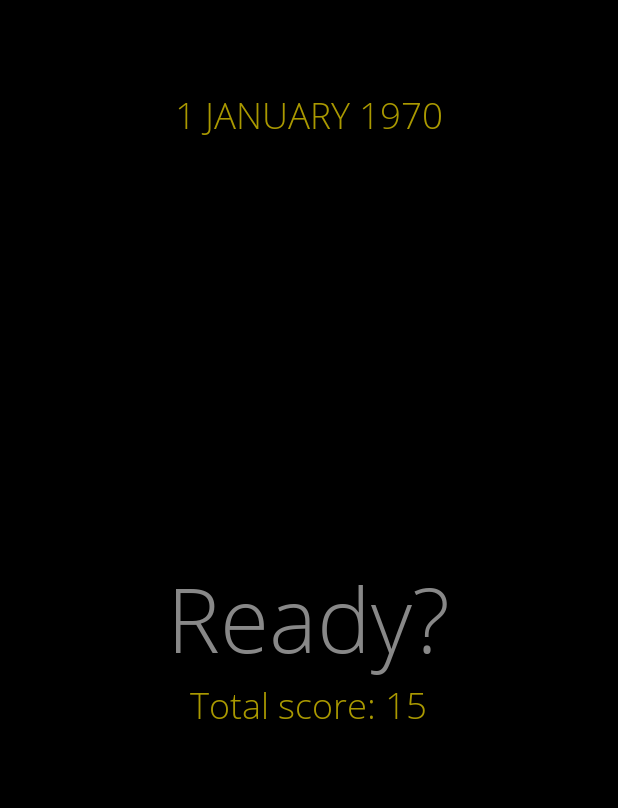
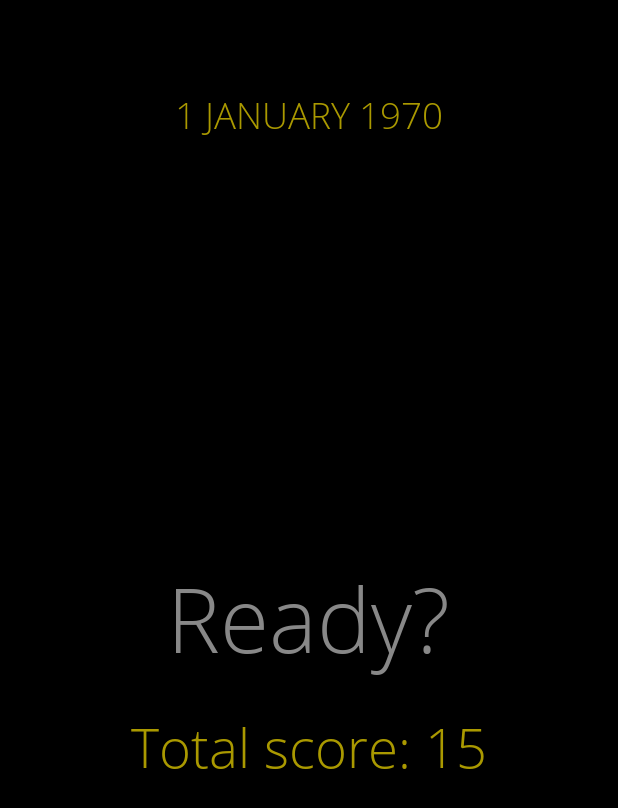
Before and after one commit to markwhitaker/saturday-quiz-app, an Android app: the layout view_title.xml on its own in the app's theme, with its tools: preview values and no code run, on a phone screen of 412 x 824 dp. Shown: the top 808 px of the screen. Run offline under Robolectric (Android 15) with nearby library versions, the phone set to English and light mode, and no system bars.

Commit message:
Updated end title page style

```diff
--- a/app/src/main/res/values/dimens.xml
+++ b/app/src/main/res/values/dimens.xml
@@ -13,5 +13,5 @@
     <dimen name="what_links_text">18sp</dimen>
     <dimen name="question_text">36sp</dimen>
     <dimen name="answer_text">36sp</dimen>
-    <dimen name="score_text">24sp</dimen>
+    <dimen name="score_text">36sp</dimen>
 </resources>
--- a/app/src/main/res/values/styles.xml
+++ b/app/src/main/res/values/styles.xml
@@ -48,5 +48,6 @@
         <item name="android:fontFamily">@font/font_light</item>
         <item name="android:textSize">@dimen/score_text</item>
         <item name="android:textColor">@color/score_text</item>
+        <item name="android:layout_marginTop">@dimen/inner_margin</item>
     </style>
 </resources>
```
